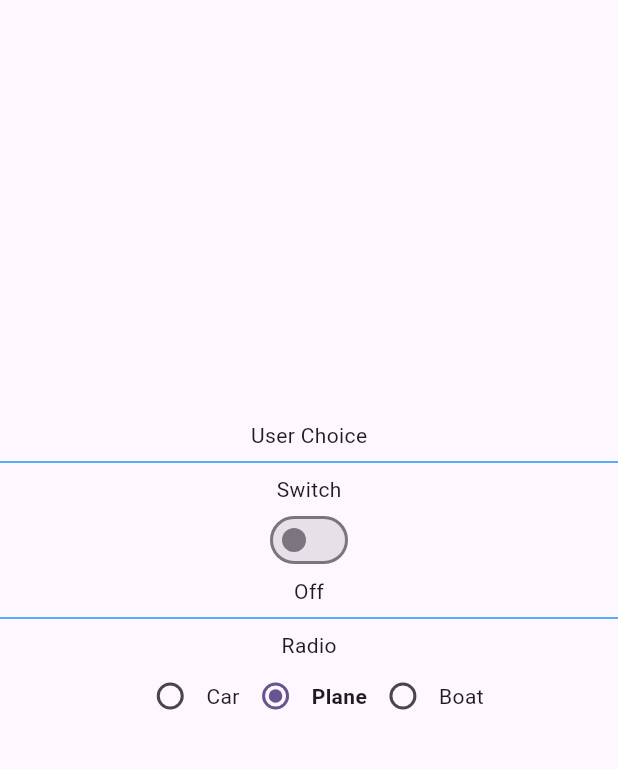
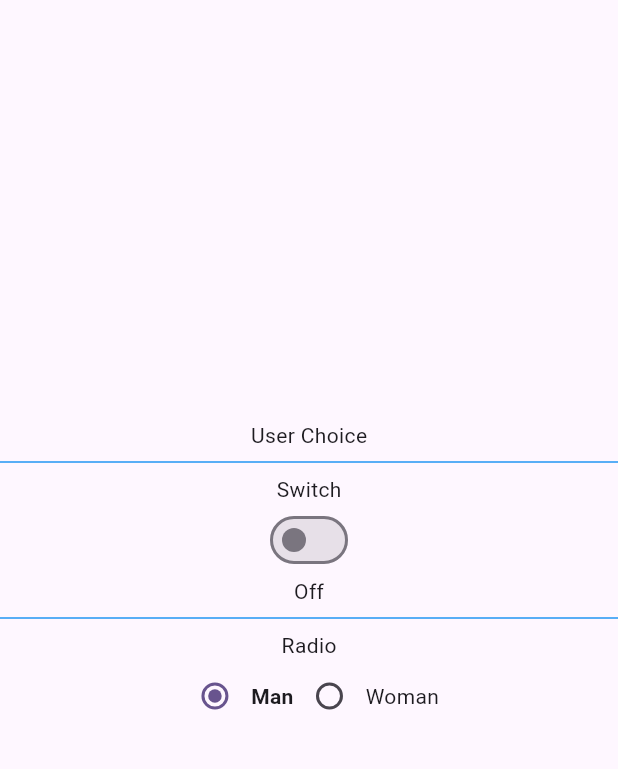
Before and after one commit to CrossPlatformFlutter/uit_forms_choice, a Flutter app: the screen it shows after launch, on a phone screen of 412 x 824 dp, the part 84-853 px from its top. Run offline on Flutter 3.47's test engine with Material 2 defaults, Android fonts, the phone set to English and light mode, and no system bars.

Commit message:
chnager to gendre

```diff
--- a/lib/chocieList.dart
+++ b/lib/chocieList.dart
@@ -1,5 +1,4 @@
 enum choicList{
-  plane,
-  boat,
-  car
+  Man,
+  Woman
 }
--- a/lib/main.dart
+++ b/lib/main.dart
@@ -33,7 +33,7 @@
 class _MyHomePageState extends State<MyHomePage> {
 
    bool switchdata=false;
-   choicList _radiolist=choicList.plane;
+   choicList _radiolist=choicList.Man;
 
   @override
   Widget build(BuildContext context) {
@@ -60,24 +60,19 @@
           Row(
             mainAxisAlignment: MainAxisAlignment.center,
             children: [
-              Radio(value: choicList.car, groupValue: _radiolist, onChanged: (val){
+              Radio(value: choicList.Man, groupValue: _radiolist, onChanged: (val){
                  setState(() {
-                      _radiolist=choicList.car;
+                      _radiolist=choicList.Man;
                  });
               }),
-                Text("Car",style: _radiolist==choicList.car ? const TextStyle(fontWeight: FontWeight.bold) : const TextStyle(),),
-                Radio(value: choicList.plane, groupValue: _radiolist, onChanged: (val){
+                Text("Man",style: _radiolist==choicList.Man ? const TextStyle(fontWeight: FontWeight.bold) : const TextStyle(),),
+                Radio(value: choicList.Woman, groupValue: _radiolist, onChanged: (val){
                  setState(() {
-                      _radiolist=choicList.plane;
+                      _radiolist=choicList.Woman;
                  });
               }),
-            Text("Plane",style: _radiolist==choicList.plane ? const TextStyle(fontWeight: FontWeight.bold) : const TextStyle(),),
-                Radio(value: choicList.boat, groupValue: _radiolist, onChanged: (val){
-                 setState(() {
-                      _radiolist=choicList.boat;
-                 });
-              }),
-              Text("Boat",style: _radiolist==choicList.boat ? const TextStyle(fontWeight: FontWeight.bold) : const TextStyle(),),
+            Text("Woman",style: _radiolist==choicList.Woman ? const TextStyle(fontWeight: FontWeight.bold) : const TextStyle(),),
+
             ],
           )
 
```
